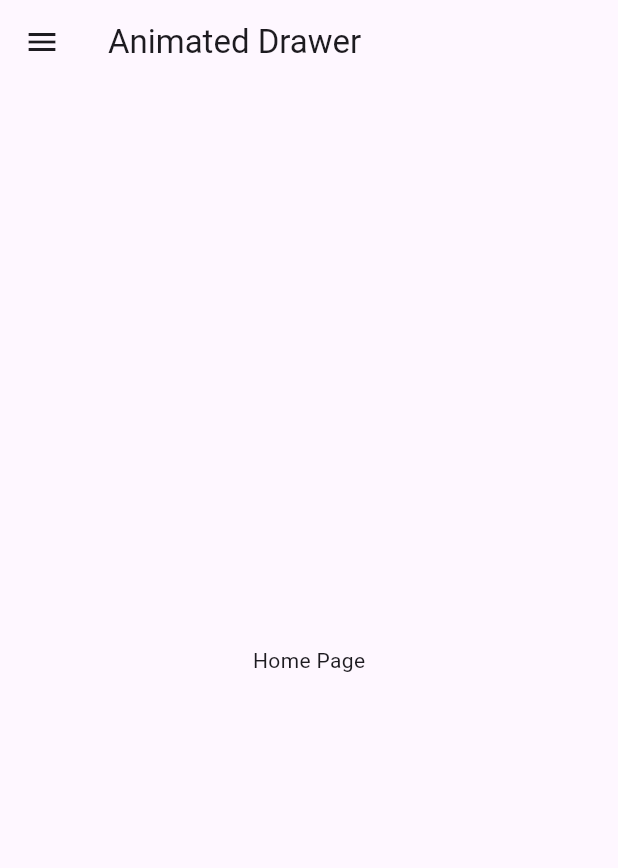
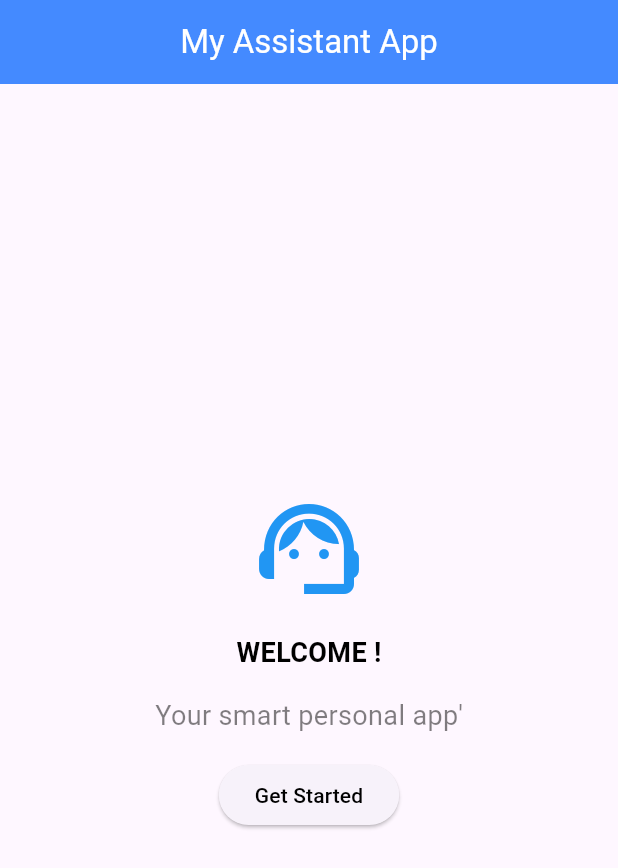
Before and after one commit to Adham167/flutter_task_6, a Flutter app: the screen it shows after launch, on a phone screen of 412 x 824 dp. Shown: the top 868 px of the screen. Run offline on Flutter 3.47's test engine with Material 3 defaults, Android fonts, the phone set to English and light mode, and no system bars.

Commit message:
create welcome screen on My Assistant App

```diff
--- a/lib/animated_drawer_header.dart
+++ b/lib/animated_drawer_header.dart
@@ -30,7 +30,7 @@ class AnimatedDrawer extends StatelessWidget {
               curve: Curves.easeOutBack,
               builder: (context, value, child) {
                 return Opacity(
-                  opacity: value,
+                  opacity: value.clamp(0.0, 1.0),
                   child: Transform.scale(
                     scale: value,
                     child: Column(
--- a/lib/main.dart
+++ b/lib/main.dart
@@ -1,5 +1,5 @@
 import 'package:flutter/material.dart';
-import 'package:flutter_task_6/animated_drawer_header.dart';
+import 'package:flutter_task_6/my_assistant_app.dart';
 
 void main() {
   runApp(HomePage());
@@ -12,7 +12,7 @@ class HomePage extends StatelessWidget {
   Widget build(BuildContext context) {
     return MaterialApp(
       debugShowCheckedModeBanner: false,
-      home: AnimatedDrawerHeader(),
+      home: MyAssistantApp(),
     );
   }
 }
--- /dev/null
+++ b/lib/my_assistant_app.dart
@@ -0,0 +1,93 @@
+import 'package:flutter/material.dart';
+import 'package:flutter_task_6/my_assistant_app.dart';
+
+class MyAssistantApp extends StatelessWidget {
+  const MyAssistantApp({super.key});
+
+  @override
+  Widget build(BuildContext context) {
+    return Scaffold(
+      appBar: AppBar(
+        title: Text("My Assistant App", style: TextStyle(color: Colors.white)),
+        centerTitle: true,
+        backgroundColor: Colors.blueAccent,
+      ),
+      body: WelcomeScreen(),
+    );
+  }
+}
+
+class WelcomeScreen extends StatelessWidget {
+  const WelcomeScreen({super.key});
+
+  @override
+  Widget build(BuildContext context) {
+    return Center(
+      child: Padding(
+        padding: const EdgeInsets.all(16.0),
+        child: TweenAnimationBuilder(
+          tween: Tween(begin: 40.0, end: 0.0),
+          duration: Duration(seconds: 2),
+          curve: Curves.easeOutBack,
+          builder: (context, value, child) {
+            return Transform.translate(
+              offset: Offset(0.0, value),
+              child: child,
+            );
+          },
+          child: Column(
+            mainAxisSize: MainAxisSize.min,
+            children: [
+              Icon(Icons.support_agent, size: 80, color: Colors.blue),
+              SizedBox(height: 16),
+
+              TweenAnimationBuilder(
+                tween: Tween(begin: 0.0, end: 1.0),
+                duration: Duration(seconds: 2),
+                curve: Curves.easeOutBack,
+                builder: (context, value, child) {
+                  return Opacity(
+                    opacity: value.clamp(0.0, 1.0),
+                    child: Transform.scale(
+                      scale: value,
+                      child: Column(
+                        children: [
+                          Text(
+                            "WELCOME !",
+                            style: TextStyle(
+                              fontSize: 18,
+                              color: Colors.black,
+                              fontWeight: FontWeight.bold,
+                            ),
+                          ),
+                          SizedBox(height: 16),
+                          Text(
+                            "Your smart personal app'",
+                            style: TextStyle(
+                              fontSize: 18,
+                              color: Colors.black.withOpacity(0.5),
+                            ),
+                          ),
+                        ],
+                      ),
+                    ),
+                  );
+                },
+              ),
+              SizedBox(height: 16),
+              ElevatedButton(
+                onPressed: () {
+
+                },
+                child: Text(
+                  "Get Started",
+                  style: TextStyle(color: Colors.black),
+                ),
+              ),
+            ],
+          ),
+        ),
+      ),
+    );
+  }
+}
```
Also changed, not shown: assets/logo.webp (added).
